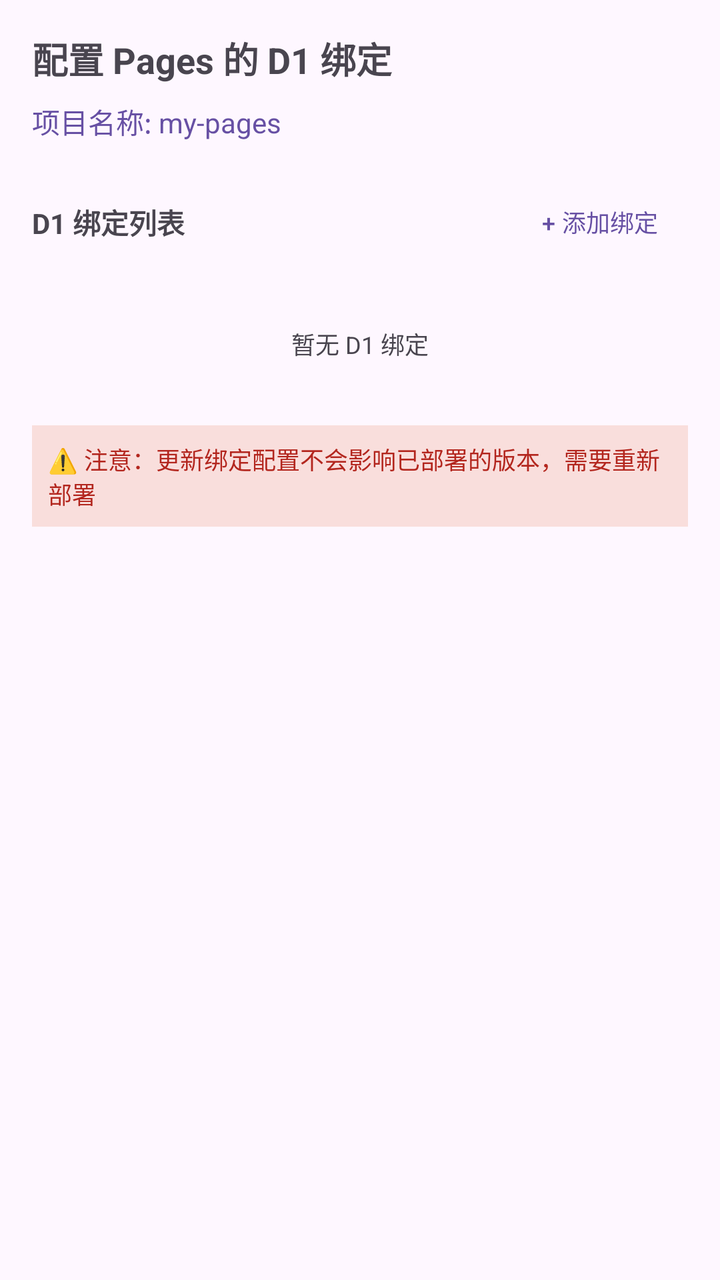
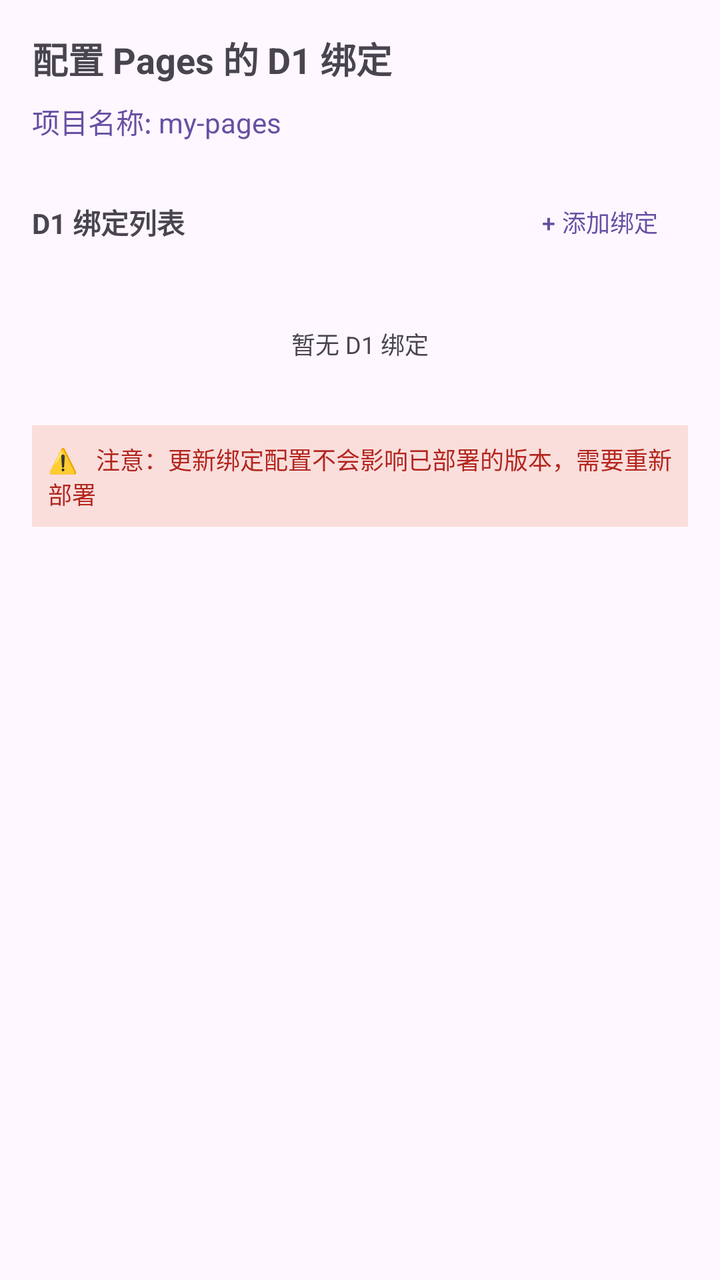

Compare the two renders of this Android layout. The source of the first and the diff that turns it into the second are given below.
<!-- AndroidManifest.xml: application theme AppTheme -->
<!-- res/layout/dialog_pages_d1_bindings.xml -->
<?xml version="1.0" encoding="utf-8"?>
<LinearLayout xmlns:android="http://schemas.android.com/apk/res/android"
    xmlns:app="http://schemas.android.com/apk/res-auto"
    android:layout_width="match_parent"
    android:layout_height="wrap_content"
    android:orientation="vertical"
    android:padding="16dp">

    <TextView
        android:id="@+id/projectNameTitle"
        android:layout_width="match_parent"
        android:layout_height="wrap_content"
        android:text="配置 Pages 的 D1 绑定"
        android:textSize="18sp"
        android:textStyle="bold"
        android:layout_marginBottom="8dp" />

    <TextView
        android:id="@+id/projectNameText"
        android:layout_width="match_parent"
        android:layout_height="wrap_content"
        android:text="项目名称: my-pages"
        android:textSize="14sp"
        android:textColor="?attr/colorPrimary"
        android:layout_marginBottom="16dp" />

    <LinearLayout
        android:layout_width="match_parent"
        android:layout_height="wrap_content"
        android:orientation="horizontal"
        android:gravity="center_vertical"
        android:layout_marginBottom="12dp">

        <TextView
            android:layout_width="0dp"
            android:layout_height="wrap_content"
            android:layout_weight="1"
            android:text="D1 绑定列表"
            android:textSize="14sp"
            android:textStyle="bold" />

        <Button
            android:id="@+id/addBindingBtn"
            android:layout_width="wrap_content"
            android:layout_height="wrap_content"
            android:text="+ 添加绑定"
            android:textSize="12sp"
            style="@style/Widget.Material3.Button.TextButton" />

    </LinearLayout>

    <androidx.recyclerview.widget.RecyclerView
        android:id="@+id/bindingsRecyclerView"
        android:layout_width="match_parent"
        android:layout_height="wrap_content"
        android:maxHeight="300dp"
        android:nestedScrollingEnabled="true"
        app:layoutManager="androidx.recyclerview.widget.LinearLayoutManager" />

    <TextView
        android:id="@+id/noBindingsText"
        android:layout_width="match_parent"
        android:layout_height="wrap_content"
        android:text="暂无 D1 绑定"
        android:textSize="12sp"
        android:textColor="?android:attr/textColorSecondary"
        android:padding="16dp"
        android:gravity="center"
        android:visibility="visible" />

    <TextView
        android:layout_width="match_parent"
        android:layout_height="wrap_content"
        android:text="⚠️ 注意：更新绑定配置不会影响已部署的版本，需要重新部署"
        android:textSize="12sp"
        android:textColor="?attr/colorError"
        android:layout_marginTop="16dp"
        android:padding="8dp"
        android:background="?attr/colorErrorContainer" />

</LinearLayout>
<!-- resources referenced by this layout -->
<resources>
  <style name="AppTheme" parent="Base.AppTheme" />
  <style name="Base.AppTheme" parent="Theme.Material3.DayNight.NoActionBar">
      
      
    </style>
</resources>

<!-- the commit's change to res/layout/dialog_pages_d1_bindings.xml (unified diff, before → after) -->
@@ -10,7 +10,7 @@
         android:id="@+id/projectNameTitle"
         android:layout_width="match_parent"
         android:layout_height="wrap_content"
-        android:text="配置 Pages 的 D1 绑定"
+        android:text="@string/xml_dialog_pages_d1_bindings"
         android:textSize="18sp"
         android:textStyle="bold"
         android:layout_marginBottom="8dp" />
@@ -19,7 +19,7 @@
         android:id="@+id/projectNameText"
         android:layout_width="match_parent"
         android:layout_height="wrap_content"
-        android:text="项目名称: my-pages"
+        android:text="@string/xml_dialog_pages_d1_bindings_2"
         android:textSize="14sp"
         android:textColor="?attr/colorPrimary"
         android:layout_marginBottom="16dp" />
@@ -35,7 +35,7 @@
             android:layout_width="0dp"
             android:layout_height="wrap_content"
             android:layout_weight="1"
-            android:text="D1 绑定列表"
+            android:text="@string/d1_binding_list"
             android:textSize="14sp"
             android:textStyle="bold" />
 
@@ -43,7 +43,7 @@
             android:id="@+id/addBindingBtn"
             android:layout_width="wrap_content"
             android:layout_height="wrap_content"
-            android:text="+ 添加绑定"
+            android:text="@string/binding_add"
             android:textSize="12sp"
             style="@style/Widget.Material3.Button.TextButton" />
 
@@ -61,7 +61,7 @@
         android:id="@+id/noBindingsText"
         android:layout_width="match_parent"
         android:layout_height="wrap_content"
-        android:text="暂无 D1 绑定"
+        android:text="@string/xml_dialog_pages_d1_bindings_3"
         android:textSize="12sp"
         android:textColor="?android:attr/textColorSecondary"
         android:padding="16dp"
@@ -71,7 +71,7 @@
     <TextView
         android:layout_width="match_parent"
         android:layout_height="wrap_content"
-        android:text="⚠️ 注意：更新绑定配置不会影响已部署的版本，需要重新部署"
+        android:text="@string/xml_dialog_pages_d1_bindings_4"
         android:textSize="12sp"
         android:textColor="?attr/colorError"
         android:layout_marginTop="16dp"
<!-- resource entries referenced after the edit -->
@@ -1,9 +1,58 @@
 <!-- resources referenced by this layout -->
 <resources>
+  <string name="binding_add">+ 添加绑定</string>
+  <string name="d1_binding_list">D1 绑定列表</string>
+  <string name="xml_dialog_pages_d1_bindings">配置 Pages 的 D1 绑定</string>
+  <string name="xml_dialog_pages_d1_bindings_2">项目名称: my-pages</string>
+  <string name="xml_dialog_pages_d1_bindings_3">暂无 D1 绑定</string>
+  <string name="xml_dialog_pages_d1_bindings_4">⚠️ 注意：更新绑定配置不会影响已部署的版本，需要重新部署</string>
   <style name="AppTheme" parent="Base.AppTheme" />
   <style name="Base.AppTheme" parent="Theme.Material3.DayNight.NoActionBar">
       
       
+  
+      
+      <item name="android:textViewStyle">@style/AppTextView</item>
+      <item name="android:buttonStyle">@style/AppButton</item>
+      <item name="materialButtonStyle">@style/AppMaterialButton</item>
+      <item name="chipStyle">@style/AppChip</item>
     </style>
+  <style name="AppTextView" parent="@android:style/Widget.DeviceDefault.TextView">
+      <item name="android:breakStrategy">simple</item>
+      <item name="android:hyphenationFrequency">full</item>
+      <item name="android:ellipsize">end</item>
+      <item name="android:justificationMode">inter_word</item>
+      <item name="android:textIsSelectable">false</item>
+    </style>
+  <style name="AppButton" parent="Widget.Material3.Button">
+      <item name="android:minHeight">@dimen/app_button_min_height</item>
+      <item name="android:minWidth">@dimen/app_button_min_width</item>
+      <item name="android:maxLines">2</item>
+      <item name="android:ellipsize">end</item>
+      <item name="android:paddingStart">@dimen/app_button_padding_h</item>
+      <item name="android:paddingEnd">@dimen/app_button_padding_h</item>
+      <item name="android:breakStrategy">simple</item>
+      <item name="android:hyphenationFrequency">full</item>
+      <item name="android:textSize">@dimen/app_button_text_size</item>
+    </style>
+  <style name="AppMaterialButton" parent="Widget.Material3.Button">
+      <item name="android:minHeight">@dimen/app_button_min_height</item>
+      <item name="android:minWidth">@dimen/app_button_min_width</item>
+      <item name="android:maxLines">2</item>
+      <item name="android:ellipsize">end</item>
+      <item name="android:paddingStart">@dimen/app_button_padding_h</item>
+      <item name="android:paddingEnd">@dimen/app_button_padding_h</item>
+      <item name="android:breakStrategy">simple</item>
+      <item name="android:hyphenationFrequency">full</item>
+      <item name="android:textAllCaps">false</item>
+      <item name="android:textSize">@dimen/app_button_text_size</item>
+    </style>
+  <style name="AppChip" parent="Widget.Material3.Chip.Assist">
+      <item name="android:textIsSelectable">false</item>
+    </style>
+  <dimen name="app_button_min_height">48dp</dimen>
+  <dimen name="app_button_min_width">112dp</dimen>
+  <dimen name="app_button_padding_h">10dp</dimen>
+  <dimen name="app_button_text_size">13sp</dimen>
 </resources>
 
